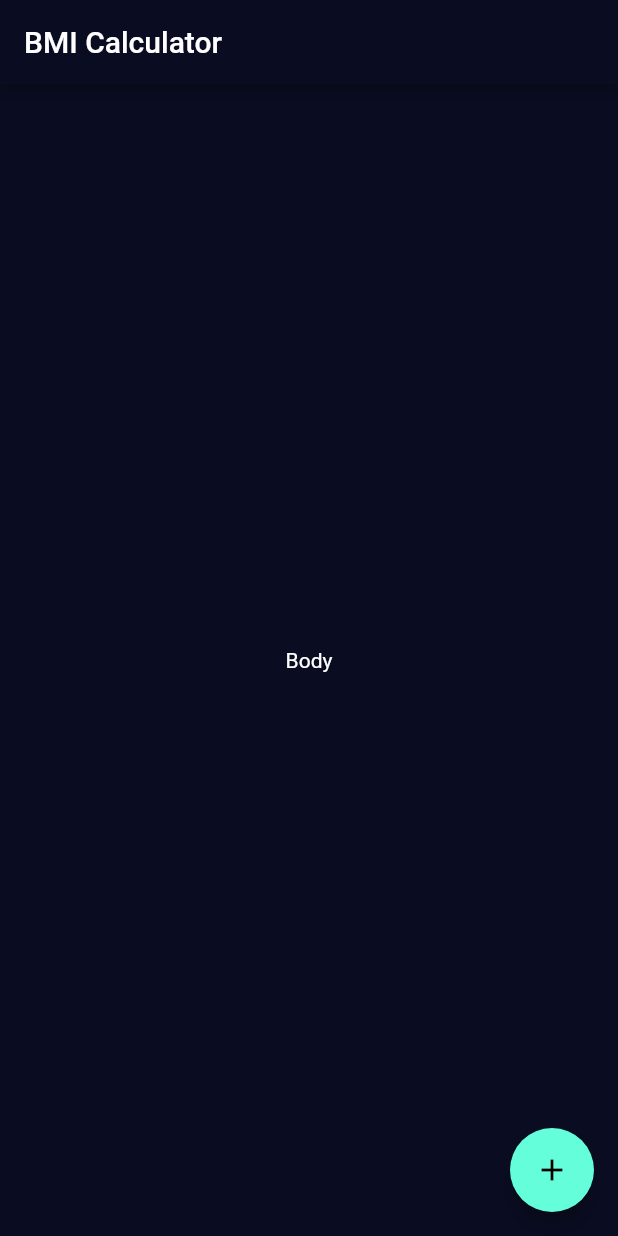
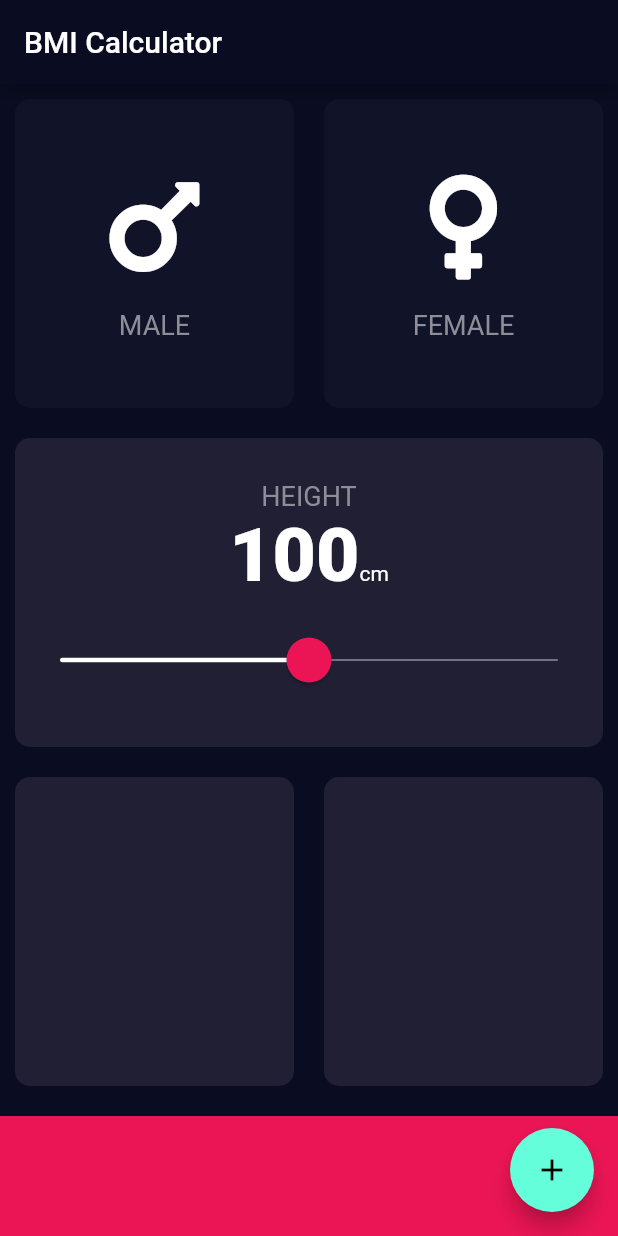
Before and after one commit to donmelaka/BMICalculator, a Flutter app: the screen it shows after launch, on a phone screen of 412 x 824 dp. Run offline on Flutter 3.47's test engine with Material 2 defaults, Android fonts, the phone set to English and light mode, and no system bars; our stand-ins replace font_awesome_flutter.

Commit message:
Added slider

```diff
--- /dev/null
+++ b/lib/constants.dart
@@ -0,0 +1,12 @@
+import 'package:flutter/material.dart';
+
+const kTextColor = Color(
+  0xFF8D8E98,
+);
+const double kIconSize = 80;
+const double kFontSize = 18;
+
+const kTitleTextStyle = TextStyle(
+  fontSize: kFontSize,
+  color: kTextColor,
+);
--- /dev/null
+++ b/lib/gender_card.dart
@@ -0,0 +1,32 @@
+import 'package:flutter/material.dart';
+
+import 'constants.dart';
+
+class GenderCard extends StatelessWidget {
+  final IconData _iconData;
+  final String _gender;
+
+  GenderCard({required IconData iconData, required String gender})
+      : this._gender = gender,
+        this._iconData = iconData;
+
+  @override
+  Widget build(BuildContext context) {
+    return Column(
+      mainAxisAlignment: MainAxisAlignment.center,
+      children: [
+        Icon(
+          _iconData,
+          size: kIconSize,
+        ),
+        SizedBox(
+          height: 15,
+        ),
+        Text(
+          _gender,
+          style: kTitleTextStyle,
+        ),
+      ],
+    );
+  }
+}
--- /dev/null
+++ b/lib/input_page.dart
@@ -0,0 +1,173 @@
+import 'package:bmi_calculator/constants.dart';
+import 'package:flutter/material.dart';
+import 'package:font_awesome_flutter/font_awesome_flutter.dart';
+
+import 'gender_card.dart';
+import 'reusable_card.dart';
+
+const bottomContainerHeight = 80.0;
+const backGroundColor = Color(0xFF201F34);
+const backGroundColorInactive = Color(0xFF111328);
+const bottomBarColor = Color(0xFFEB1555);
+
+class InputPage extends StatefulWidget {
+  const InputPage({Key? key, required this.title}) : super(key: key);
+  final String title;
+
+  @override
+  State<InputPage> createState() => _InputPageState();
+}
+
+enum GenderType {
+  male,
+  female,
+}
+
+class _InputPageState extends State<InputPage> {
+  GenderType? _selectedGender;
+  Color _maleCardColor = backGroundColorInactive;
+  Color _femaleCardColor = backGroundColorInactive;
+  double _currentHeight = 100.0;
+
+  void selectGender(GenderType genderType) {
+    print('Pressed card' + genderType.toString());
+    setState(() {
+      _selectedGender = genderType;
+      GenderType.male == genderType
+          ? () {
+              _maleCardColor = backGroundColor;
+              _femaleCardColor = backGroundColorInactive;
+            }()
+          : () {
+              _femaleCardColor = backGroundColor;
+              _maleCardColor = backGroundColorInactive;
+            }();
+    });
+  }
+
+  @override
+  Widget build(BuildContext context) {
+    return Scaffold(
+      appBar: AppBar(
+        title: Text(widget.title),
+      ),
+      body: Column(children: [
+        Expanded(
+          child: Row(
+            children: [
+              Expanded(
+                child: ReusableCard(
+                  onTapFunction: () {
+                    selectGender(GenderType.male);
+                  },
+                  color: _maleCardColor,
+                  childCard: GenderCard(
+                    iconData: FontAwesomeIcons.mars,
+                    gender: 'MALE',
+                  ),
+                ),
+              ),
+              Expanded(
+                child: ReusableCard(
+                  onTapFunction: () {
+                    selectGender(GenderType.female);
+                  },
+                  color: _femaleCardColor,
+                  childCard: GenderCard(
+                    iconData: FontAwesomeIcons.venus,
+                    gender: 'FEMALE',
+                  ),
+                ),
+              ),
+            ],
+          ),
+        ),
+        Expanded(
+          child: ReusableCard(
+            onTapFunction: () {},
+            color: backGroundColor,
+            childCard: Container(
+              margin: EdgeInsets.only(
+                top: 10,
+                bottom: 10,
+              ),
+              child: Column(
+                crossAxisAlignment: CrossAxisAlignment.stretch,
+                mainAxisAlignment: MainAxisAlignment.center,
+                children: [
+                  Text(
+                    'HEIGHT',
+                    style: kTitleTextStyle,
+                    textAlign: TextAlign.center,
+                  ),
+                  Row(
+                      mainAxisAlignment: MainAxisAlignment.center,
+                      crossAxisAlignment: CrossAxisAlignment.baseline,
+                      textBaseline: TextBaseline.alphabetic,
+                      children: [
+                        Text(
+                          _currentHeight.round().toString(),
+                          textAlign: TextAlign.center,
+                          style: TextStyle(
+                              fontSize: 50, fontWeight: FontWeight.w900),
+                        ),
+                        Text(
+                          'cm',
+                          textAlign: TextAlign.center,
+                        )
+                      ]),
+                  SizedBox(
+                    height: 10,
+                  ),
+                  Container(
+                    margin: EdgeInsets.zero,
+                    child: Slider(
+                      divisions: 200,
+                      value: _currentHeight,
+                      min: 0,
+                      max: 200,
+                      onChanged: (d) {
+                        setState(() {
+                          _currentHeight = d;
+                        });
+                      },
+                    ),
+                  ),
+                ],
+              ),
+            ),
+          ),
+        ),
+        Expanded(
+          child: Row(
+            children: [
+              Expanded(
+                child: ReusableCard(
+                  onTapFunction: () {},
+                  color: backGroundColor,
+                ),
+              ),
+              Expanded(
+                child: ReusableCard(
+                  onTapFunction: () {},
+                  color: backGroundColor,
+                ),
+              ),
+            ],
+          ),
+        ),
+        Container(
+          color: bottomBarColor,
+          margin: EdgeInsets.only(top: 10),
+          width: double.infinity,
+          height: bottomContainerHeight,
+        ),
+      ]),
+      floatingActionButton: FloatingActionButton(
+        onPressed: () {},
+        tooltip: 'Increment',
+        child: const Icon(Icons.add),
+      ), // This trailing comma makes auto-formatting nicer for build methods.
+    );
+  }
+}
--- a/lib/main.dart
+++ b/lib/main.dart
@@ -1,4 +1,7 @@
+import 'package:bmi_calculator/constants.dart';
 import 'package:flutter/material.dart';
+
+import 'input_page.dart';
 
 void main() {
   runApp(const MyApp());
@@ -13,42 +16,21 @@ class MyApp extends StatelessWidget {
     return MaterialApp(
       title: 'Flutter Demo',
       theme: ThemeData.dark().copyWith(
-        primaryColor: Color(0xFF0A0D22),
-        appBarTheme: ThemeData.dark().appBarTheme.copyWith(
-              backgroundColor: Color(0xFF0A0D22),
-            ),
-        scaffoldBackgroundColor: Color(0xFF0A0D22),
-      ),
+          primaryColor: Color(0xFF0A0D22),
+          appBarTheme: ThemeData.dark().appBarTheme.copyWith(
+                backgroundColor: Color(0xFF0A0D22),
+              ),
+          scaffoldBackgroundColor: Color(0xFF0A0D22),
+          sliderTheme: SliderTheme.of(context).copyWith(
+            activeTrackColor: Colors.white,
+            inactiveTrackColor: kTextColor,
+            thumbColor: bottomBarColor,
+            overlayColor: Color(0x29EB1555),
+            thumbShape: RoundSliderThumbShape(enabledThumbRadius: 15),
+            overlayShape: RoundSliderOverlayShape(overlayRadius: 30),
+            trackHeight: 1,
+          )),
       home: const InputPage(title: 'BMI Calculator'),
     );
   }
 }
-
-class InputPage extends StatefulWidget {
-  const InputPage({Key? key, required this.title}) : super(key: key);
-
-  final String title;
-
-  @override
-  State<InputPage> createState() => _InputPageState();
-}
-
-class _InputPageState extends State<InputPage> {
-  @override
-  Widget build(BuildContext context) {
-    return Scaffold(
-      appBar: AppBar(
-        title: Text(widget.title),
-      ),
-      body: Center(
-          child: Text(
-        'Body',
-      )),
-      floatingActionButton: FloatingActionButton(
-        onPressed: () {},
-        tooltip: 'Increment',
-        child: const Icon(Icons.add),
-      ), // This trailing comma makes auto-formatting nicer for build methods.
-    );
-  }
-}
--- /dev/null
+++ b/lib/reusable_card.dart
@@ -0,0 +1,32 @@
+import 'package:flutter/material.dart';
+
+class ReusableCard extends StatelessWidget {
+  final Color _color;
+  final Widget? _childCard;
+  final Function _onTapFunction;
+
+  ReusableCard(
+      {required Color color, required onTapFunction, Widget? childCard = null})
+      : _color = color,
+        _childCard = childCard,
+        _onTapFunction = onTapFunction;
+
+  @override
+  Widget build(BuildContext context) {
+    return GestureDetector(
+      onTap: () {
+        _onTapFunction();
+      },
+      child: Container(
+        child: _childCard,
+        margin: EdgeInsets.all(10),
+        decoration: BoxDecoration(
+          color: _color,
+          borderRadius: BorderRadius.all(
+            Radius.circular(10),
+          ),
+        ),
+      ),
+    );
+  }
+}
--- a/pubspec.yaml
+++ b/pubspec.yaml
@@ -29,6 +29,7 @@ environment:
 dependencies:
   flutter:
     sdk: flutter
+  font_awesome_flutter: ^9.2.0
 
 
   # The following adds the Cupertino Icons font to your application.
```
Also changed, not shown: pubspec.lock.
